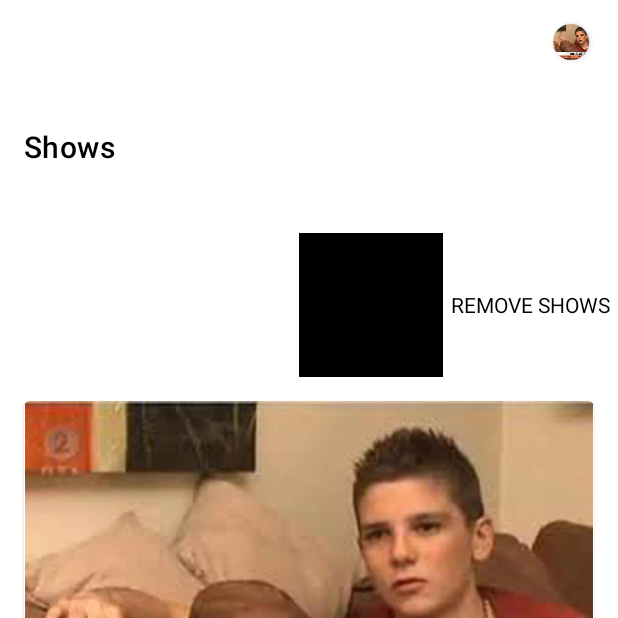
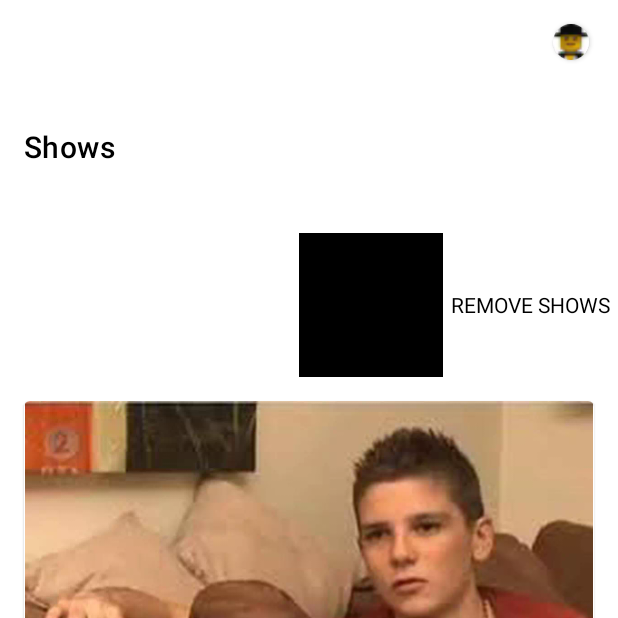
Before and after one commit to FranMaric/isa-shows-app-FranMaric, an Android app: the ShowsFragment screen opened through its navigation route, on a phone screen of 412 x 824 dp, the top half of it. Run offline under Robolectric (Android 15) with nearby library versions, the phone set to English and light mode, and no system bars.

Commit message:
Switched ImageView src to ic_profile_placeholder

```diff
--- a/app/src/main/res/layout/fragment_shows.xml
+++ b/app/src/main/res/layout/fragment_shows.xml
@@ -21,7 +21,7 @@
             android:layout_width="24dp"
             android:layout_height="24dp"
             android:scaleType="centerCrop"
-            android:src="@drawable/knv1" />
+            android:src="@drawable/ic_profile_placeholder" />
     </androidx.cardview.widget.CardView>
 
     <androidx.appcompat.widget.Toolbar
```
